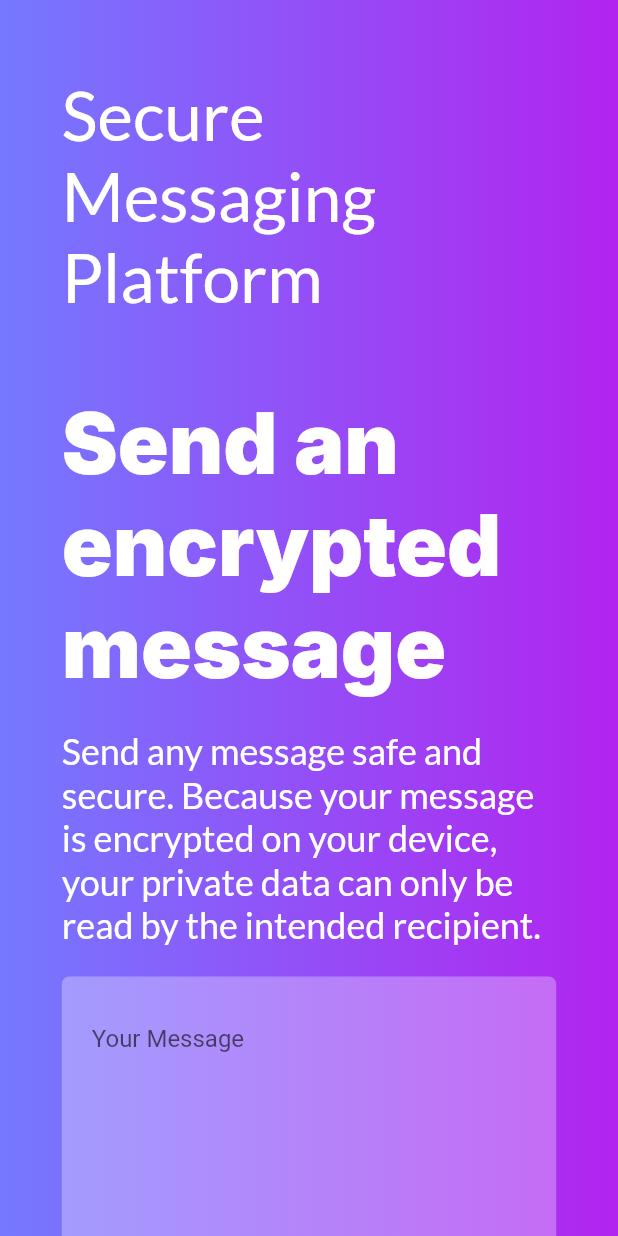
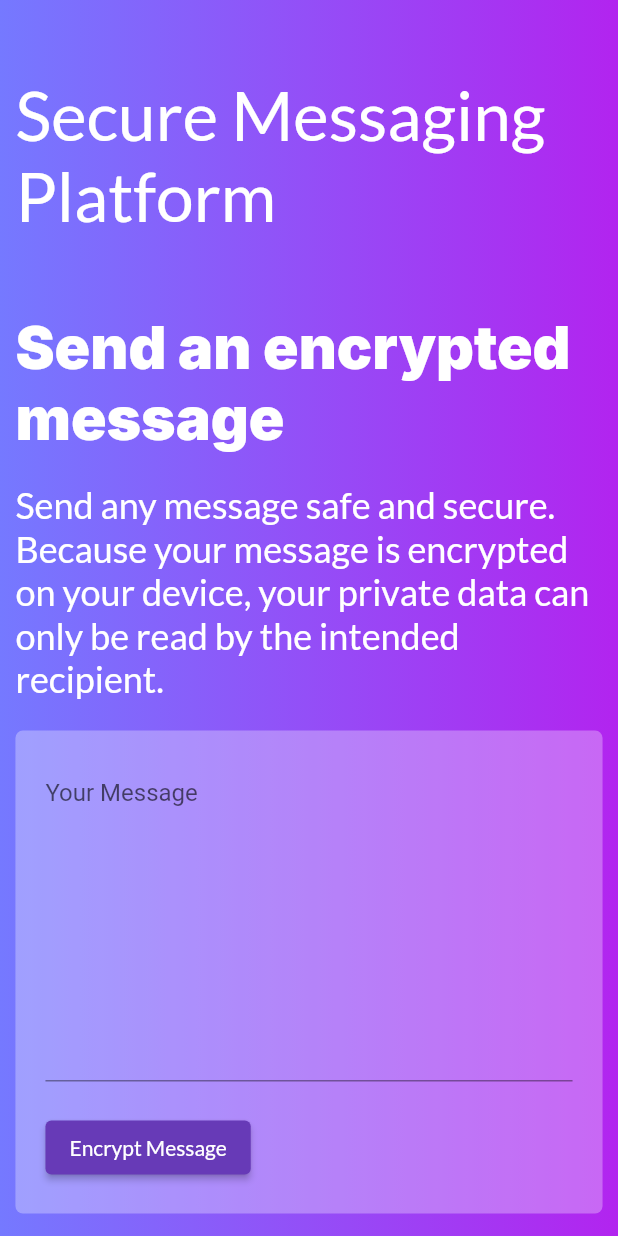
Before and after one commit to jordyvandomselaar/secure_messaging_platform_flutter, a Flutter app: the screen it shows after launch, on a phone screen of 412 x 824 dp. Run offline on Flutter 3.47's test engine with Material 2 defaults, Android fonts, the phone set to English and light mode, and no system bars; our stand-ins replace fluro, google_fonts, graphql_flutter; missing offline and left inert: encrypt.

Commit message:
Styling for smaller devices

```diff
--- a/lib/main.dart
+++ b/lib/main.dart
@@ -81,7 +81,7 @@ class _HomePageState extends State<HomePage> {
     return Page(
       child: LayoutBuilder(
         builder: (buildContext, boxConstraints) {
-          final horizontal = boxConstraints.isSatisfiedBy(Size.fromWidth(800));
+          final horizontal = MediaQuery.of(context).size.width >= 1000;
 
           return Flex(
               direction: horizontal ? Axis.horizontal : Axis.vertical,
@@ -115,7 +115,11 @@ class _HomePageState extends State<HomePage> {
                                 padding: const EdgeInsets.only(bottom: 20),
                                 child: Text(
                                   "Send an encrypted message",
-                                  style: Theme.of(context).textTheme.headline2,
+                                  style: Theme.of(context)
+                                      .textTheme
+                                      .headline2
+                                      ?.apply(
+                                          fontSizeFactor: horizontal ? 1 : .7),
                                 ),
                               ),
                               Text(
@@ -254,7 +258,7 @@ class _DecryptMessagePageState extends State<DecryptMessagePage> {
     return Page(
       child: LayoutBuilder(
         builder: (buildContext, boxConstraints) {
-          final horizontal = boxConstraints.isSatisfiedBy(Size.fromWidth(800));
+          final horizontal = MediaQuery.of(context).size.width >= 1000;
 
           return Flex(
               direction: horizontal ? Axis.horizontal : Axis.vertical,
@@ -373,14 +377,14 @@ class Page extends StatelessWidget {
           ])),
           child: SingleChildScrollView(
             child: FractionallySizedBox(
-              widthFactor: .8,
+              widthFactor: MediaQuery.of(context).size.width >= 1000 ? .8 : .95,
               child: Column(
                 crossAxisAlignment: CrossAxisAlignment.start,
                 children: [
                   LayoutBuilder(
                     builder: (context, constraints) {
                       final horizontal =
-                          constraints.isSatisfiedBy(Size.fromWidth(800));
+                          MediaQuery.of(context).size.width >= 1000;
 
                       return Padding(
                         padding: horizontal
@@ -401,7 +405,10 @@ class Page extends StatelessWidget {
                       );
                     },
                   ),
-                  child
+                  Padding(
+                    padding: const EdgeInsets.only(bottom: 20),
+                    child: child,
+                  )
                 ],
               ),
             ),
```
